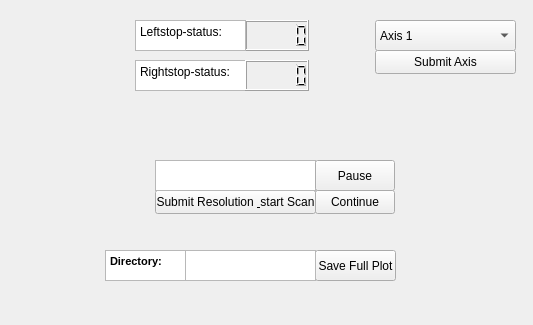
Qt form Real_mainwindow.ui (sistrebel/Emittancemeter_control) before a commit; both pictures show x 205 to 738 and y 0 to 325 of the 738 by 557 pixel window.
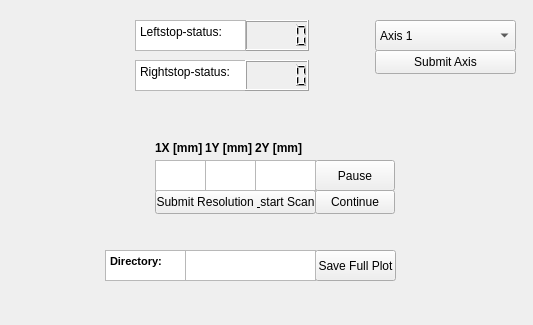
The same form after that commit. Custom widgets are drawn as their Qt base class.

Commit message: updated scan input

Diff of the .ui file:
```diff
--- a/Real_mainwindow.ui
+++ b/Real_mainwindow.ui
@@ -326,7 +326,7 @@
      <rect>
       <x>360</x>
       <y>160</y>
-      <width>161</width>
+      <width>51</width>
       <height>31</height>
      </rect>
     </property>
@@ -357,6 +357,65 @@
      <string>Continue</string>
     </property>
    </widget>
+   <widget class="QTextEdit" name="textEdit_Resolution_y">
+    <property name="geometry">
+     <rect>
+      <x>410</x>
+      <y>160</y>
+      <width>51</width>
+      <height>31</height>
+     </rect>
+    </property>
+   </widget>
+   <widget class="QTextEdit" name="textEdit_Resolution_z">
+    <property name="geometry">
+     <rect>
+      <x>460</x>
+      <y>160</y>
+      <width>61</width>
+      <height>31</height>
+     </rect>
+    </property>
+   </widget>
+   <widget class="QLabel" name="label">
+    <property name="geometry">
+     <rect>
+      <x>360</x>
+      <y>140</y>
+      <width>49</width>
+      <height>16</height>
+     </rect>
+    </property>
+    <property name="text">
+     <string>&lt;html&gt;&lt;head/&gt;&lt;body&gt;&lt;p&gt;&lt;span style=&quot; font-weight:700;&quot;&gt;1X [mm]&lt;/span&gt;&lt;/p&gt;&lt;/body&gt;&lt;/html&gt;</string>
+    </property>
+   </widget>
+   <widget class="QLabel" name="label_2">
+    <property name="geometry">
+     <rect>
+      <x>410</x>
+      <y>140</y>
+      <width>49</width>
+      <height>16</height>
+     </rect>
+    </property>
+    <property name="text">
+     <string>&lt;html&gt;&lt;head/&gt;&lt;body&gt;&lt;p&gt;&lt;span style=&quot; font-weight:700;&quot;&gt;1Y [mm]&lt;/span&gt;&lt;/p&gt;&lt;/body&gt;&lt;/html&gt;</string>
+    </property>
+   </widget>
+   <widget class="QLabel" name="label_3">
+    <property name="geometry">
+     <rect>
+      <x>460</x>
+      <y>140</y>
+      <width>71</width>
+      <height>16</height>
+     </rect>
+    </property>
+    <property name="text">
+     <string>&lt;html&gt;&lt;head/&gt;&lt;body&gt;&lt;p&gt;&lt;span style=&quot; font-weight:700;&quot;&gt; 2Y [mm]&lt;/span&gt;&lt;/p&gt;&lt;/body&gt;&lt;/html&gt;</string>
+    </property>
+   </widget>
   </widget>
   <widget class="QMenuBar" name="menubar">
    <property name="geometry">
```
Left out of the diff: 4 changed lines with no effect on the pictures.
